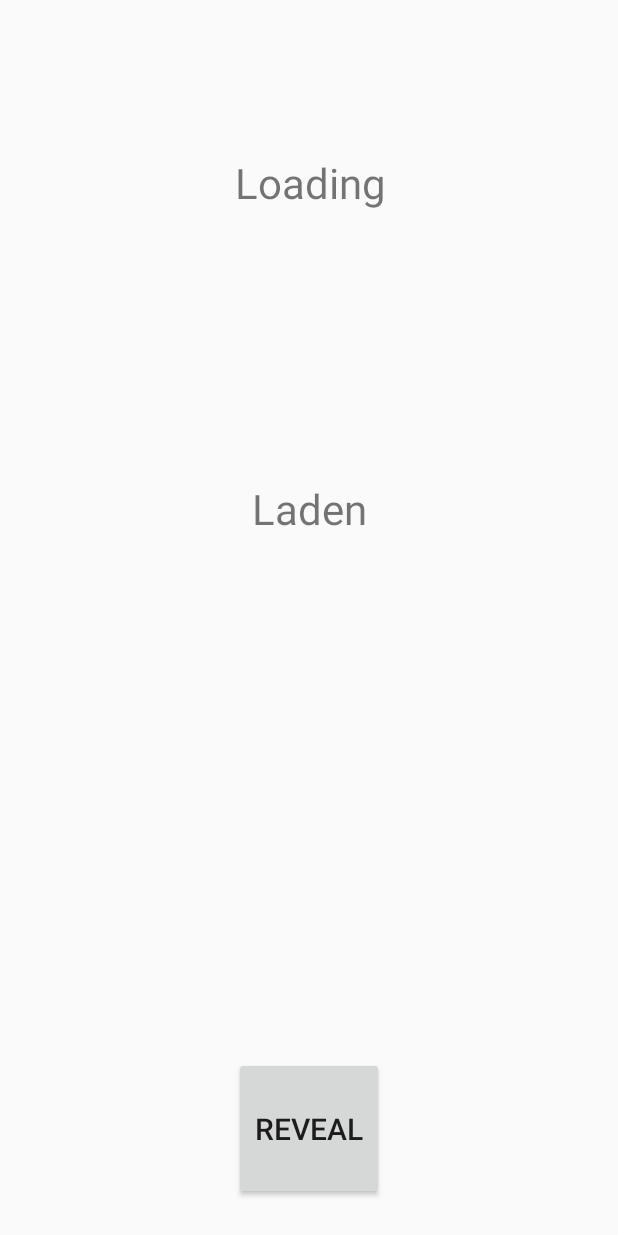
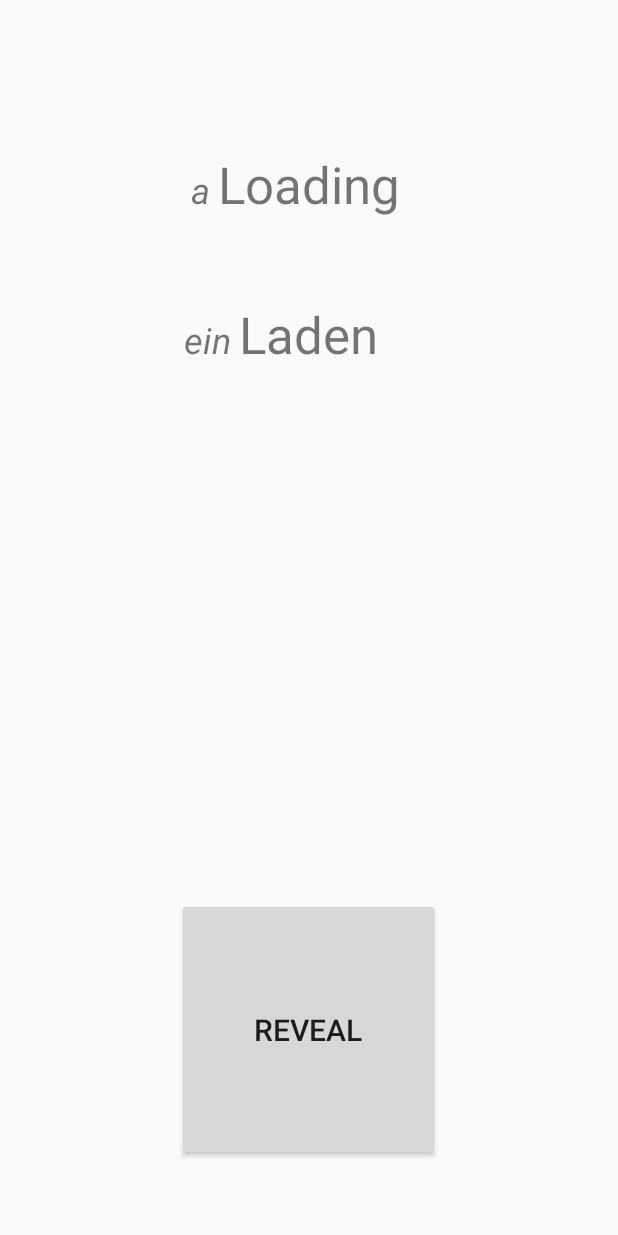
Before and after one commit to pyrovoice/GermanLearningApp, an Android app built with Jetpack Compose: the MainMenuActivity screen opened directly, with no data from a screen before it, after a tap on "START", on a phone screen of 412 x 824 dp. Run offline under Robolectric (Android 15) with nearby library versions, the phone set to English and light mode, and no system bars.

Commit message:
Added articles, load from text file, view with articles

```diff
--- /dev/null
+++ b/app/src/main/assets/EnglishGermanPairs.txt
@@ -0,0 +1,6 @@
+to;do;;machen;4
+to;offer;;anbieten;2
+to;be;;sein;4
+to;lead;;führen;3
+a;detective;der;Detektiv;0
+a;rock;der;Stein;4
--- a/app/src/main/java/com/example/germanapp/MainMenuActivity.java
+++ b/app/src/main/java/com/example/germanapp/MainMenuActivity.java
@@ -5,8 +5,7 @@ import android.content.Intent;
 import android.os.Bundle;
 import android.widget.Button;
 
-import com.example.germanapp.model.UserData;
-import com.example.germanapp.service.DataSaverService;
+import com.example.germanapp.service.UserDataService;
 
 public class MainMenuActivity extends Activity {
     @Override
@@ -24,6 +23,6 @@ public class MainMenuActivity extends Activity {
     }
 
     private void eraseData(){
-        DataSaverService.getInstance().eraseUserData();
+        UserDataService.getInstance().eraseUserData();
     }
 }
--- a/app/src/main/java/com/example/germanapp/PlayActivity.java
+++ b/app/src/main/java/com/example/germanapp/PlayActivity.java
@@ -17,7 +17,9 @@ import java.util.Optional;
 public class PlayActivity extends Activity {
     TextToSpeech tts;
     TextView wordShown;
+    TextView wordShownParticle;
     TextView wordHidden;
+    TextView wordHiddenParticle;
     WordPairTrackingService wordPairTrackingService;
     final Locale engLocal = Locale.US;
     final Locale gerLocal = Locale.GERMANY;
@@ -33,7 +35,9 @@ public class PlayActivity extends Activity {
         wordPairTrackingService = WordPairTrackingService.getInstance();
 
         wordShown = findViewById(R.id.wordShown);
+        wordShownParticle = findViewById(R.id.wordShownParticle);
         wordHidden = findViewById(R.id.wordHidden);
+        wordHiddenParticle = findViewById(R.id.wordHiddenParticle);
         revealButton = findViewById(R.id.revealButton);
         goodAnswerButton = findViewById(R.id.goodAnswerButton);
         wrongAnswerButton = findViewById(R.id.wrongAnswerButton);
@@ -74,6 +78,7 @@ public class PlayActivity extends Activity {
 
     private void showNextWord() {
         wordHidden.setText("");
+        wordHiddenParticle.setText("");
         Optional<WordPairTracking> nextWordOpt = wordPairTrackingService.getNextWord();
         if(nextWordOpt.isEmpty()){
             Log.println(Log.DEBUG, null, "No more words to show");
@@ -81,30 +86,44 @@ public class PlayActivity extends Activity {
             return;
         }
         currentWordPair = nextWordOpt.get();
-        wordShown.setText(currentWordPair.getShownWord());
-        ConvertTextToSpeech(currentWordPair.getShownWord(), getLocaleShownWord(currentWordPair));
+        String article = getArticle(currentWordPair, true);
+        wordShownParticle.setText(article);
+        String word = getWord(currentWordPair, true);
+        wordShown.setText(word);
+        ConvertTextToSpeech(article + " " + word, getLocale(currentWordPair, true));
         showRevealButton();
     }
 
     private void revealWord(){
-        wordHidden.setText(currentWordPair.getHiddenWord());
-        ConvertTextToSpeech(currentWordPair.getHiddenWord(), getLocaleHiddenWord(currentWordPair));
+        String article = getArticle(currentWordPair, false);
+        wordHiddenParticle.setText(article);
+        String word = getWord(currentWordPair, false);
+        wordHidden.setText(word);
+        ConvertTextToSpeech(article + " " + word, getLocale(currentWordPair, false));
         showAnswerButtons();
     }
 
-    private Locale getLocaleShownWord(WordPairTracking currentWordPair) {
-        if(currentWordPair.isEnglishShown()){
+    private String getWord(WordPairTracking currentWordPair, boolean isShown){
+        if(currentWordPair.isEnglishShown() == isShown){
+            return currentWordPair.getWordPair().getEnglishWord();
+        }else{
+            return currentWordPair.getWordPair().getGermanWord();
+        }
+    }
+
+    private String getArticle(WordPairTracking currentWordPair, boolean isShown){
+        if(currentWordPair.isEnglishShown() == isShown){
+            return currentWordPair.getWordPair().getEnglishArticle();
+        }else{
+            return currentWordPair.getWordPair().getGermanArticle();
+        }
+    }
+
+    private Locale getLocale(WordPairTracking currentWordPair, boolean isShown) {
+        if(currentWordPair.isEnglishShown() == isShown){
             return engLocal;
         }else{
             return gerLocal;
-        }
-    }
-
-    private Locale getLocaleHiddenWord(WordPairTracking currentWordPair) {
-        if(currentWordPair.isEnglishShown()){
-            return gerLocal;
-        }else{
-            return engLocal;
         }
     }
 
--- a/app/src/main/java/com/example/germanapp/model/PriorityLevel.java
+++ b/app/src/main/java/com/example/germanapp/model/PriorityLevel.java
@@ -1,15 +1,9 @@
 package com.example.germanapp.model;
 
 public enum PriorityLevel {
-    HIGHEST(5),
-    HIGH(4),
-    MEDIUM(3),
-    LOW(2),
-    LOWEST(1);
-
-    public final Integer value;
-
-    PriorityLevel(int value) {
-        this.value = value;
-    }
+    LOWEST,
+    LOW,
+    MEDIUM,
+    HIGH,
+    HIGHEST;
 }
--- a/app/src/main/java/com/example/germanapp/model/WordPair.java
+++ b/app/src/main/java/com/example/germanapp/model/WordPair.java
@@ -3,16 +3,19 @@ package com.example.germanapp.model;
 import java.io.Serializable;
 
 public class WordPair implements Serializable {
+    private final String englishWord;
+    private final String englishArticle;
     private final String germanWord;
-    private final String englishWord;
+    private final String germanArticle;
     private final PriorityLevel priorityLevel;
 
-    public WordPair(String germanWord, String englishWord, PriorityLevel priorityLevel) {
+    public WordPair(String englishArticle, String englishWord, String germanArticle, String germanWord, PriorityLevel priorityLevel) {
+        this.englishWord = englishWord;
+        this.englishArticle = englishArticle;
         this.germanWord = germanWord;
-        this.englishWord = englishWord;
+        this.germanArticle = germanArticle;
         this.priorityLevel = priorityLevel;
     }
-
     public String getGermanWord() {
         return germanWord;
     }
@@ -24,4 +27,12 @@ public class WordPair implements Serializable {
     public PriorityLevel getPriorityLevel() {
         return priorityLevel;
     }
+
+    public String getGermanArticle() {
+        return germanArticle;
+    }
+
+    public String getEnglishArticle() {
+        return englishArticle;
+    }
 }
--- a/app/src/main/java/com/example/germanapp/model/WordPairTracking.java
+++ b/app/src/main/java/com/example/germanapp/model/WordPairTracking.java
@@ -40,20 +40,4 @@ public class WordPairTracking implements Serializable {
             successTracker--;
         }
     }
-
-    public String getShownWord() {
-        if (isEnglishShown){
-            return wordPair.getEnglishWord();
-        }else{
-            return wordPair.getGermanWord();
-        }
-    }
-
-    public String getHiddenWord() {
-        if (isEnglishShown){
-            return wordPair.getGermanWord();
-        }else{
-            return wordPair.getEnglishWord();
-        }
-    }
 }
--- a/app/src/main/java/com/example/germanapp/service/DataSaverService.java
+++ b/app/src/main/java/com/example/germanapp/service/UserDataService.java
@@ -14,12 +14,11 @@ import java.io.ObjectInputStream;
 import java.io.ObjectOutputStream;
 import java.util.Optional;
 
-public class DataSaverService {
-    private static DataSaverService instance = null;
+public class UserDataService {
+    private static UserDataService instance = null;
     final String USER_FILE_NAME = "user_file.txt";
-
     public UserData userData = null;
-    private DataSaverService() {
+    private UserDataService() {
         try {
             File file = getSaveFilePath();
             if (!file.exists()) {
@@ -34,9 +33,9 @@ public class DataSaverService {
         }
     }
 
-    public static DataSaverService getInstance() {
+    public static UserDataService getInstance() {
         if (instance == null) {
-            instance = new DataSaverService();
+            instance = new UserDataService();
         }
         return instance;
     }
--- /dev/null
+++ b/app/src/main/java/com/example/germanapp/service/WordLoaderService.java
@@ -0,0 +1,72 @@
+package com.example.germanapp.service;
+
+import android.content.res.AssetManager;
+
+import com.example.germanapp.App;
+import com.example.germanapp.model.PriorityLevel;
+import com.example.germanapp.model.WordPair;
+
+import java.io.BufferedReader;
+import java.io.IOException;
+import java.io.InputStream;
+import java.io.InputStreamReader;
+import java.util.ArrayList;
+import java.util.List;
+
+public class WordLoaderService {
+    private List<WordPair> systemWordPairs = new ArrayList<>();
+    final String NUMBER_REGEX = "[+-]?\\d+";
+
+    private static WordLoaderService instance = null;
+    private WordLoaderService(){
+        loadSystemWords();
+    }
+
+    public static WordLoaderService getInstance(){
+        if(instance == null){
+            instance = new WordLoaderService();
+        }
+        return instance;
+    }
+
+    public List<WordPair> getSystemWordPairs(){
+        return this.systemWordPairs;
+    }
+
+    private void loadSystemWords(){
+        try {
+            AssetManager assets = App.getContext().getAssets();
+            InputStream assetStream = assets.open("EnglishGermanPairs.txt");
+            systemWordPairs = parseTextToList(assetStream);
+        } catch (IOException e) {
+            throw new RuntimeException(e);
+        }
+    }
+
+    private List<WordPair> parseTextToList(InputStream assetStream) throws IOException {
+        BufferedReader reader = new BufferedReader(new InputStreamReader(assetStream));
+        String line;
+        List<WordPair> list = new ArrayList<>();
+        PriorityLevel[] priorityEnum = PriorityLevel.values();
+        while ((line = reader.readLine()) != null){
+            String[] sp = line.split(";");
+            if(sp.length != 5){
+                continue;
+            }
+            PriorityLevel prio = getPriorityLevel(sp[4], priorityEnum);
+            list.add(new WordPair(sp[0], sp[1], sp[2], sp[3], prio));
+        }
+        return list;
+    }
+
+    private PriorityLevel getPriorityLevel(String sp, PriorityLevel[] priorityEnum) {
+        PriorityLevel prio = PriorityLevel.MEDIUM;
+        if(sp != null && !sp.isEmpty() && sp.matches(NUMBER_REGEX)){
+            int val = Integer.parseInt(sp);
+            if(val >= 0 && val <=4){
+                prio = priorityEnum[val];
+            }
+        }
+        return prio;
+    }
+}
--- a/app/src/main/java/com/example/germanapp/service/WordPairTrackingService.java
+++ b/app/src/main/java/com/example/germanapp/service/WordPairTrackingService.java
@@ -1,32 +1,15 @@
 package com.example.germanapp.service;
 
-import static androidx.core.app.ActivityCompat.finishAffinity;
-
-import android.app.Application;
-import android.content.Context;
-import android.util.Log;
-
-import com.example.germanapp.App;
-import com.example.germanapp.model.PriorityLevel;
 import com.example.germanapp.model.UserData;
 import com.example.germanapp.model.WordPair;
 import com.example.germanapp.model.WordPairTracking;
 
-import java.io.File;
-import java.io.FileInputStream;
-import java.io.FileNotFoundException;
-import java.io.FileOutputStream;
-import java.io.IOException;
-import java.io.ObjectInputStream;
-import java.io.ObjectOutputStream;
 import java.util.ArrayList;
-import java.util.Arrays;
 import java.util.Collections;
 import java.util.Comparator;
 import java.util.List;
 import java.util.Optional;
 import java.util.stream.Collectors;
-import java.util.stream.Stream;
 
 public class WordPairTrackingService {
     ArrayList<WordPairTracking> currentWordPool = new ArrayList<>();
@@ -37,22 +20,11 @@ public class WordPairTrackingService {
     private final int CURRENT_WORDPAIR_POOL_SIZE_REPOPULATE = 4;
     private static WordPairTrackingService instance = null;
     ArrayList<WordPairTracking> userDataWordPool = null;
-    List<WordPair> systemWordPool = null;
+    List<WordPair> systemWordPool;
     private WordPairTrackingService(){
-        Optional<UserData> userDataOpt = DataSaverService.getInstance().getUserData();
+        Optional<UserData> userDataOpt = UserDataService.getInstance().getUserData();
         userDataOpt.ifPresent(userData -> userDataWordPool = userData.getUserwordPool());
-        systemWordPool = getSystemWordPool();
-    }
-
-    private List<WordPair> getSystemWordPool() {
-        return Arrays.asList(
-                new WordPair("machen", "to do", PriorityLevel.HIGHEST),
-                new WordPair("anbieten", "to offer", PriorityLevel.MEDIUM),
-                new WordPair("sein", "to be", PriorityLevel.HIGHEST),
-                new WordPair("führen", "to lead", PriorityLevel.HIGH),
-                new WordPair("Detektiv", "detective", PriorityLevel.LOWEST),
-                new WordPair("Stein", "a rock", PriorityLevel.HIGHEST)
-        );
+        systemWordPool = WordLoaderService.getInstance().getSystemWordPairs();
     }
 
     public static WordPairTrackingService getInstance(){
@@ -116,6 +88,6 @@ public class WordPairTrackingService {
 
     public void updateWordPairIncrement(WordPairTracking wordPair, boolean isSuccess){
         wordPair.updateTracking(isSuccess);
-        DataSaverService.getInstance().saveUserData();
+        UserDataService.getInstance().saveUserData();
     }
 }
--- a/app/src/main/res/layout/activity_play.xml
+++ b/app/src/main/res/layout/activity_play.xml
@@ -1,84 +1,101 @@
 <?xml version="1.0" encoding="utf-8"?>
-<androidx.constraintlayout.widget.ConstraintLayout xmlns:android="http://schemas.android.com/apk/res/android"
+<RelativeLayout xmlns:android="http://schemas.android.com/apk/res/android"
     xmlns:app="http://schemas.android.com/apk/res-auto"
     xmlns:tools="http://schemas.android.com/tools"
     android:id="@+id/main_browse_fragment"
     android:layout_width="match_parent"
     android:layout_height="match_parent"
-    tools:context=".MainActivity2"
     tools:ignore="MergeRootFrame">
+
+    <LinearLayout
+        android:layout_width="match_parent"
+        android:layout_height="170dp"
+        android:layout_alignParentBottom="true"
+        android:layout_marginBottom="0dp"
+        android:orientation="horizontal">
+
+        <Button
+            android:id="@+id/wrongAnswerButton"
+            android:layout_width="match_parent"
+            android:layout_height="match_parent"
+            android:layout_marginStart="20dp"
+            android:layout_marginBottom="10dp"
+            android:layout_weight="1"
+            android:backgroundTint="#FF0000"
+            android:text="Mistake"
+            android:textSize="20sp"
+            android:visibility="invisible"/>
+
+        <Button
+            android:id="@+id/goodAnswerButton"
+            android:layout_width="match_parent"
+            android:layout_height="match_parent"
+            android:layout_marginEnd="20dp"
+            android:layout_marginBottom="10dp"
+            android:layout_weight="1"
+            android:backgroundTint="#4CAF50"
+            android:text="Success"
+            android:textSize="20sp"
+            android:visibility="invisible" />
+    </LinearLayout>
+
+    <TextView
+        android:id="@+id/wordShownParticle"
+        android:layout_width="wrap_content"
+        android:layout_height="wrap_content"
+        android:layout_toStartOf="@+id/wordShown"
+        android:minWidth="5dp"
+        android:layout_marginTop="110dp"
+        android:text="a"
+        android:paddingEnd="5dp"
+        android:textAlignment="textEnd"
+        android:textSize="24sp"
+        android:textStyle="italic" />
 
     <TextView
         android:id="@+id/wordShown"
-        android:layout_width="410dp"
-        android:layout_height="52dp"
-        android:layout_marginTop="101dp"
-        android:layout_marginBottom="140dp"
-        android:editable="false"
-        android:ems="10"
-        android:inputType="text"
+        android:layout_width="wrap_content"
+        android:layout_height="wrap_content"
+        android:layout_centerHorizontal="true"
+        android:layout_alignParentTop="true"
+        android:layout_marginTop="100dp"
+        android:layout_marginEnd="38dp"
         android:text="Loading"
-        android:textAlignment="center"
-        android:textSize="28sp"
-        app:layout_constraintBottom_toTopOf="@+id/revealButton"
-        app:layout_constraintEnd_toEndOf="parent"
-        app:layout_constraintHorizontal_bias="1.0"
-        app:layout_constraintStart_toStartOf="parent"
-        app:layout_constraintTop_toTopOf="parent"
-        app:layout_constraintVertical_bias="0.003" />
+        android:textAlignment="viewStart"
+        android:textSize="34sp" />
+
+    <TextView
+        android:id="@+id/wordHiddenParticle"
+        android:layout_width="wrap_content"
+        android:layout_height="wrap_content"
+        android:layout_toStartOf="@+id/wordHidden"
+        android:minWidth="5dp"
+        android:layout_marginTop="210dp"
+        android:text="ein"
+        android:paddingEnd="5dp"
+        android:textAlignment="textEnd"
+        android:textSize="24sp"
+        android:textStyle="italic" />
 
     <TextView
         android:id="@+id/wordHidden"
-        android:layout_width="410dp"
-        android:layout_height="52dp"
-        android:layout_marginTop="320dp"
-        android:editable="false"
-        android:ems="10"
-        android:inputType="text"
+        android:layout_width="wrap_content"
+        android:layout_height="wrap_content"
+        android:layout_centerHorizontal="true"
+        android:layout_alignParentTop="true"
+        android:layout_marginTop="200dp"
+        android:layout_marginEnd="38dp"
         android:text="Laden"
-        android:textAlignment="center"
-        android:textSize="28sp"
-        app:layout_constraintEnd_toEndOf="parent"
-        app:layout_constraintStart_toStartOf="parent"
-        app:layout_constraintTop_toTopOf="parent" />
+        android:textAlignment="viewStart"
+        android:textSize="34sp" />
 
     <Button
         android:id="@+id/revealButton"
-        android:layout_width="100dp"
-        android:layout_height="95dp"
-        android:layout_marginStart="32dp"
-        android:layout_marginEnd="32dp"
-        android:layout_marginBottom="24dp"
+        android:layout_width="175dp"
+        android:layout_height="175dp"
+        android:layout_alignParentBottom="true"
+        android:layout_centerHorizontal="true"
+        android:layout_marginBottom="50dp"
         android:text="Reveal"
-        android:textSize="20sp"
-        app:layout_constraintBottom_toBottomOf="parent"
-        app:layout_constraintEnd_toEndOf="parent"
-        app:layout_constraintStart_toStartOf="parent" />
-
-    <Button
-        android:id="@+id/wrongAnswerButton"
-        android:layout_width="150dp"
-        android:layout_height="108dp"
-        android:layout_marginStart="16dp"
-        android:layout_marginBottom="24dp"
-        android:backgroundTint="#FF0000"
-        android:text="Mistake"
-        android:textSize="20sp"
-        android:visibility="invisible"
-        app:layout_constraintBottom_toBottomOf="parent"
-        app:layout_constraintStart_toStartOf="parent" />
-
-    <Button
-        android:id="@+id/goodAnswerButton"
-        android:layout_width="158dp"
-        android:layout_height="106dp"
-        android:layout_marginEnd="16dp"
-        android:layout_marginBottom="24dp"
-        android:backgroundTint="#4CAF50"
-        android:text="Success"
-        android:textSize="20sp"
-        android:visibility="invisible"
-        app:layout_constraintBottom_toBottomOf="parent"
-        app:layout_constraintEnd_toEndOf="parent"
-        app:layout_constraintRight_toRightOf="parent" />
-</androidx.constraintlayout.widget.ConstraintLayout>
+        android:textSize="20sp" />
+</RelativeLayout>
```
